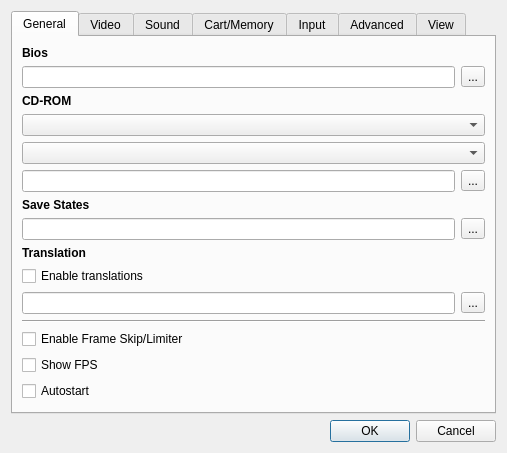
Qt form yabause/src/qt/ui/UISettings.ui (KitoHo/yabause) before a commit.
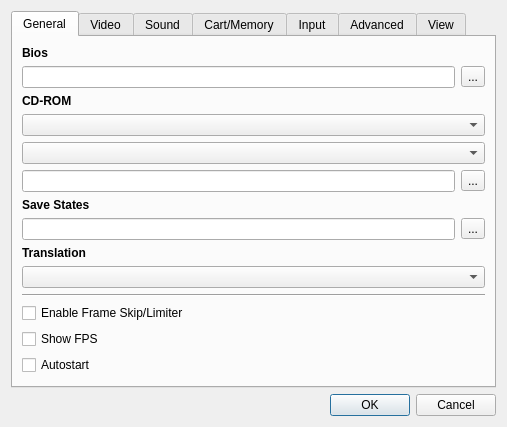
The same form after that commit. Custom widgets are drawn as their Qt base class.

Commit message: Languages in qt can now be selected via a combo box instead of having to select a file.

What changed in the file:
```diff
--- a/yabause/src/qt/ui/UISettings.ui
+++ b/yabause/src/qt/ui/UISettings.ui
@@ -24,7 +24,7 @@
        <string>General</string>
       </attribute>
       <layout class="QGridLayout" name="gridLayout1">
-       <item row="15" column="0">
+       <item row="14" column="0">
         <spacer>
          <property name="orientation">
           <enum>Qt::Vertical</enum>
@@ -118,45 +118,28 @@
          </property>
         </widget>
        </item>
-       <item row="9" column="0" colspan="2">
-        <widget class="QCheckBox" name="cbTranslation">
-         <property name="text">
-          <string>Enable translations</string>
-         </property>
-        </widget>
-       </item>
-       <item row="10" column="0">
-        <widget class="QLineEdit" name="leTranslation"/>
-       </item>
-       <item row="10" column="1">
-        <widget class="QToolButton" name="tbTranslation">
-         <property name="text">
-          <string>...</string>
-         </property>
-        </widget>
-       </item>
-       <item row="11" column="0" colspan="2">
+       <item row="10" column="0" colspan="2">
         <widget class="Line" name="line">
          <property name="orientation">
           <enum>Qt::Horizontal</enum>
          </property>
         </widget>
        </item>
-       <item row="12" column="0" colspan="2">
+       <item row="11" column="0" colspan="2">
         <widget class="QCheckBox" name="cbEnableFrameSkipLimiter">
          <property name="text">
           <string>Enable Frame Skip/Limiter</string>
          </property>
         </widget>
        </item>
-       <item row="13" column="0" colspan="2">
+       <item row="12" column="0" colspan="2">
         <widget class="QCheckBox" name="cbShowFPS">
          <property name="text">
           <string>Show FPS</string>
          </property>
         </widget>
        </item>
-       <item row="14" column="0" colspan="2">
+       <item row="13" column="0" colspan="2">
         <widget class="QCheckBox" name="cbAutostart">
          <property name="text">
           <string>Autostart</string>
@@ -189,6 +172,9 @@
          </property>
         </widget>
        </item>
+       <item row="9" column="0" colspan="2">
+        <widget class="QComboBox" name="cbTranslation"/>
+       </item>
       </layout>
      </widget>
      <widget class="QWidget" name="wVideo">
```
The commit also changes 6 other files.
